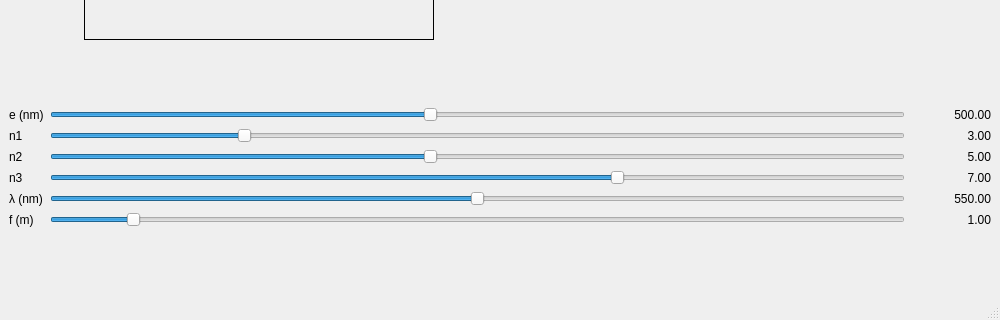
Qt form mainwindow.ui (issaccheng2008/thin_film_interference) before a commit; both pictures show x 0 to 1000 and y 380 to 700 of the 1000 by 700 pixel window.
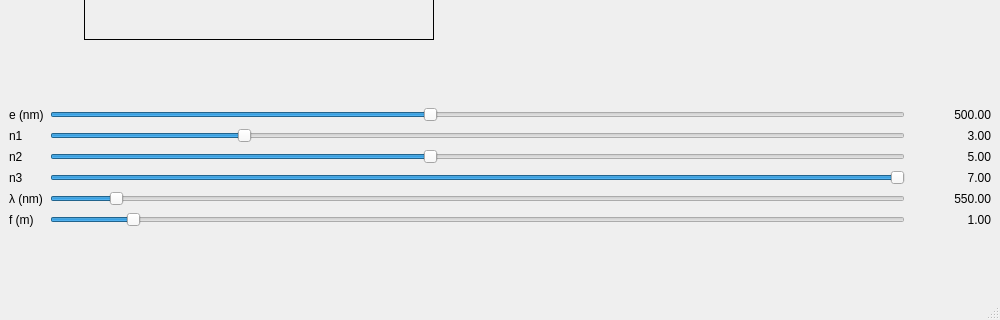
The same form after that commit. Custom widgets are drawn as their Qt base class.

The edit to the form file:
```diff
--- a/mainwindow.ui
+++ b/mainwindow.ui
@@ -218,12 +218,15 @@
         <property name="maximum">
          <number>1000</number>
         </property>
-        <property name="value">
-         <number>700</number>
-        </property>
         <property name="pageStep">
          <number>10</number>
         </property>
+        <property name="value">
+         <number>1000</number>
+        </property>
+        <property name="orientation">
+         <enum>Qt::Orientation::Horizontal</enum>
+        </property>
        </widget>
       </item>
       <item row="3" column="2">
@@ -260,12 +263,15 @@
         <property name="maximum">
          <number>1000</number>
         </property>
-        <property name="value">
-         <number>550</number>
-        </property>
         <property name="pageStep">
          <number>10</number>
         </property>
+        <property name="value">
+         <number>163</number>
+        </property>
+        <property name="orientation">
+         <enum>Qt::Orientation::Horizontal</enum>
+        </property>
        </widget>
       </item>
       <item row="4" column="2">
```
Left out of the diff: 96 changed lines with no effect on the pictures.
